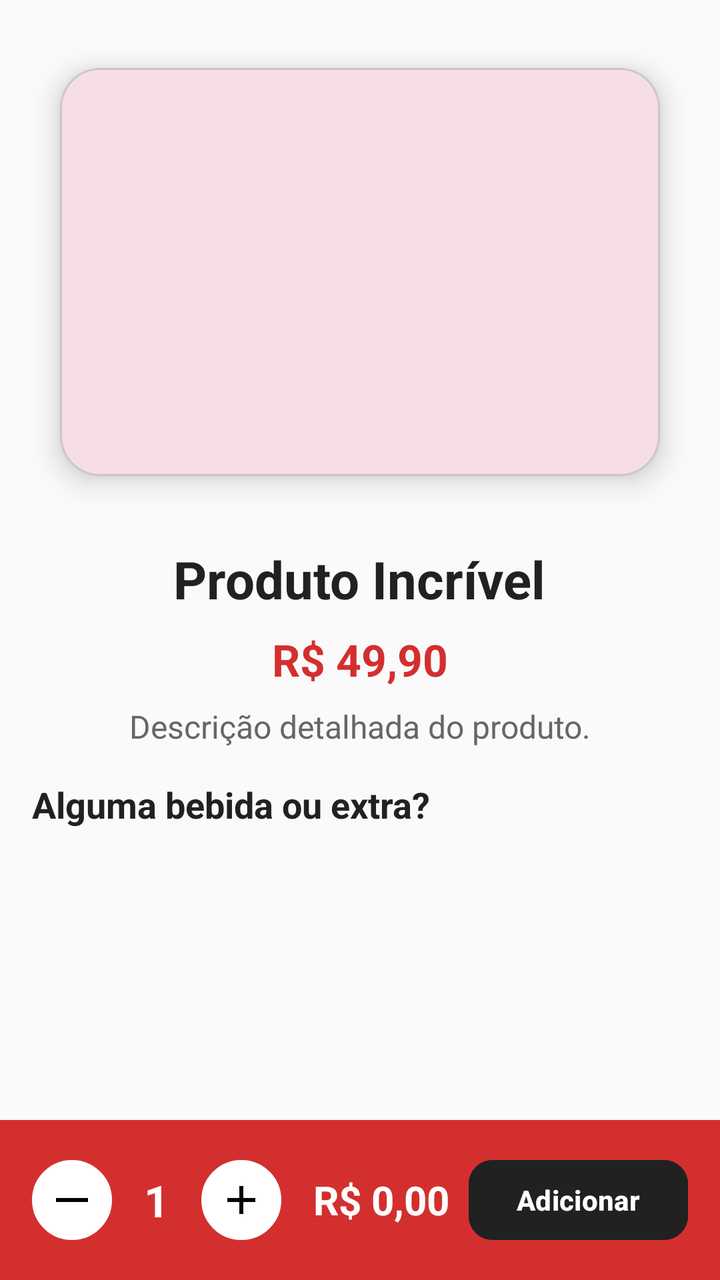
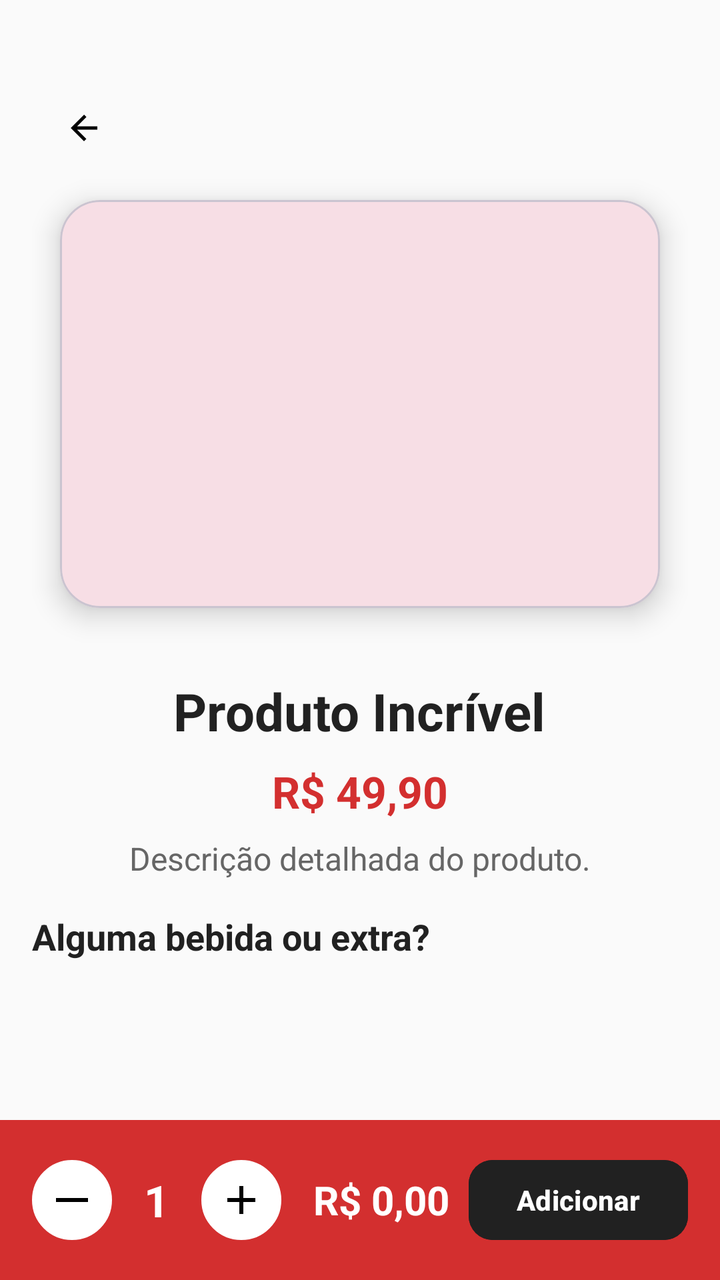

Screens rendered from an Android XML layout before and after an edit, with the pre-edit source and the edit as a unified diff.
<!-- AndroidManifest.xml: application theme Theme.Apkstelladitalia20 -->
<!-- res/layout/activity_detalhes_produto.xml -->
<androidx.coordinatorlayout.widget.CoordinatorLayout
    xmlns:android="http://schemas.android.com/apk/res/android"
    xmlns:app="http://schemas.android.com/apk/res-auto"
    xmlns:tools="http://schemas.android.com/tools"
    android:layout_width="match_parent"
    android:layout_height="match_parent"
    android:background="#FAFAFA"
    tools:context=".activity.DetalhesProdutoActivity">

    <ScrollView
        android:layout_width="match_parent"
        android:layout_height="match_parent"
        android:fillViewport="true">

        <LinearLayout
            android:layout_width="match_parent"
            android:layout_height="wrap_content"
            android:orientation="vertical"
            android:padding="16dp"
            android:gravity="center_horizontal">

            
            <com.google.android.material.card.MaterialCardView
                android:layout_width="match_parent"
                android:layout_height="240dp"
                app:cardCornerRadius="20dp"
                app:cardElevation="8dp"
                app:cardUseCompatPadding="true"
                android:layout_marginBottom="16dp">

                <ImageView
                    android:id="@+id/imagemProduto"
                    android:layout_width="match_parent"
                    android:layout_height="match_parent"
                    android:scaleType="centerCrop"
                    android:contentDescription="Imagem do Produto" />
            </com.google.android.material.card.MaterialCardView>

            
            <TextView
                android:id="@+id/nomeProduto"
                android:layout_width="wrap_content"
                android:layout_height="wrap_content"
                android:text="Produto Incrível"
                android:textSize="26sp"
                android:textStyle="bold"
                android:textColor="#212121"
                android:gravity="center"
                android:layout_marginBottom="8dp" />

            
            <TextView
                android:id="@+id/precoProduto"
                android:layout_width="wrap_content"
                android:layout_height="wrap_content"
                android:text="R$ 49,90"
                android:textSize="22sp"
                android:textStyle="bold"
                android:textColor="#D32F2F"
                android:gravity="center"
                android:layout_marginBottom="8dp" />

            
            <TextView
                android:id="@+id/descricaoProduto"
                android:layout_width="match_parent"
                android:layout_height="wrap_content"
                android:text="Descrição detalhada do produto."
                android:textSize="16sp"
                android:textColor="#666666"
                android:gravity="center"
                android:layout_marginBottom="16dp"
                android:lineSpacingExtra="4dp" />

            
            <TextView
                android:id="@+id/tituloAdicionais"
                android:layout_width="match_parent"
                android:layout_height="wrap_content"
                android:text="Alguma bebida ou extra?"
                android:textSize="18sp"
                android:textStyle="bold"
                android:textColor="#212121"
                android:layout_marginBottom="8dp" />

            
            <androidx.recyclerview.widget.RecyclerView
                android:id="@+id/recyclerAdicionais"
                android:layout_width="match_parent"
                android:layout_height="wrap_content"
                android:paddingBottom="100dp"
                tools:listitem="@layout/item_adicional" />

        </LinearLayout>
    </ScrollView>


    <LinearLayout
        android:layout_width="match_parent"
        android:layout_height="wrap_content"
        android:layout_gravity="bottom"
        android:gravity="center_vertical"
        android:orientation="horizontal"
        android:padding="16dp"
        android:background="#D32F2F">

        
        <ImageButton
            android:id="@+id/btnRemover"
            android:layout_width="40dp"
            android:layout_height="40dp"
            android:backgroundTint="@android:color/white"
            android:background="@drawable/bg_circle_white"
            android:src="@drawable/ic_remove"
            android:contentDescription="Remover item" />

        
        <TextView
            android:id="@+id/quantidadeProduto"
            android:layout_width="wrap_content"
            android:layout_height="wrap_content"
            android:text="1"
            android:textSize="22sp"
            android:textStyle="bold"
            android:textColor="#FFFFFF"
            android:paddingHorizontal="16dp" />

        
        <ImageButton
            android:id="@+id/btnAdicionar"
            android:layout_width="40dp"
            android:layout_height="40dp"
            android:backgroundTint="@android:color/white"
            android:background="@drawable/bg_circle_white"
            android:src="@drawable/ic_add"
            android:contentDescription="Adicionar item" />

        
        <TextView
            android:id="@+id/precoTotal"
            android:layout_width="wrap_content"
            android:layout_height="wrap_content"
            android:text="R$ 0,00"
            android:textSize="20sp"
            android:textStyle="bold"
            android:textColor="#FFFFFF"
            android:layout_marginStart="16dp"
            android:layout_weight="1" />

        
        <Button
            android:id="@+id/btnConfirmarPedido"
            android:layout_width="wrap_content"
            android:layout_height="wrap_content"
            android:text="Adicionar"
            android:textStyle="bold"
            android:textColor="@android:color/white"
            android:backgroundTint="#212121"
            app:cornerRadius="12dp" />
    </LinearLayout>

</androidx.coordinatorlayout.widget.CoordinatorLayout>
<!-- res/layout/item_adicional.xml (included above) -->
<?xml version="1.0" encoding="utf-8"?>
<LinearLayout xmlns:android="http://schemas.android.com/apk/res/android"
    android:layout_width="match_parent"
    android:layout_height="wrap_content"
    android:orientation="horizontal"
    android:padding="16dp"
    android:background="@drawable/bg_card_gourmet"
    android:gravity="center_vertical">

    
    <ImageView
        android:id="@+id/imgAdicional"
        android:layout_width="60dp"
        android:layout_height="60dp"
        android:scaleType="centerCrop"
        android:background="@drawable/bg_categoria_circle"
        android:src="@drawable/ic_bebidas" />

    
    <TextView
        android:id="@+id/txtNomeAdicional"
        android:layout_width="0dp"
        android:layout_height="wrap_content"
        android:layout_weight="1"
        android:paddingStart="12dp"
        android:text="Refrigerante 350ml"
        android:textSize="16sp"
        android:textColor="@android:color/black"
        android:fontFamily="@font/poppins_medium" />

    
    <TextView
        android:id="@+id/txtPrecoAdicional"
        android:layout_width="wrap_content"
        android:layout_height="wrap_content"
        android:text="R$ 4,99"
        android:textSize="14sp"
        android:textColor="@color/colorPrimary"
        android:fontFamily="@font/poppins_medium" />

</LinearLayout>
<!-- resources referenced by this layout -->
<resources>
  <color name="colorPrimary">#C62828</color>
  <!-- drawable bg_card_gourmet (drawable) -->
  <shape xmlns:android="http://schemas.android.com/apk/res/android"
      android:shape="rectangle">
      <solid android:color="#FFFFFF"/>
      <corners android:radius="20dp"/>
      <stroke android:width="1dp" android:color="#E0E0E0"/>
  </shape>
  <!-- drawable bg_categoria_circle (drawable) -->
  <?xml version="1.0" encoding="utf-8"?>
  <shape xmlns:android="http://schemas.android.com/apk/res/android"
      android:shape="oval">
      <solid android:color="#FFF5E9" />
      <size
          android:width="72dp"
          android:height="72dp" />
  </shape>
  <!-- drawable bg_circle_white (drawable) -->
  <shape xmlns:android="http://schemas.android.com/apk/res/android"
      android:shape="oval">
  
      <solid android:color="@android:color/white" />
  
      <size
          android:width="40dp"
          android:height="40dp" />
  
      <stroke
          android:width="1dp"
          android:color="#DDDDDD" />
  </shape>
  <!-- drawable ic_add (drawable) -->
  <vector xmlns:android="http://schemas.android.com/apk/res/android" android:height="24dp" android:tint="#000000" android:viewportHeight="24" android:viewportWidth="24" android:width="24dp">
        
      <path android:fillColor="@android:color/white" android:pathData="M19,13h-6v6h-2v-6H5v-2h6V5h2v6h6v2z"/>
      
  </vector>
  <!-- drawable ic_bebidas (drawable) -->
  <vector xmlns:android="http://schemas.android.com/apk/res/android"
      android:width="24dp" android:height="24dp"
      android:viewportWidth="24" android:viewportHeight="24">
      <path
          android:fillColor="#B00020"
          android:pathData="M8,2v2h8v-2h-8zm1,4l1,14h4l1-14h-6zm2,2h2v10h-2v-10z" />
  </vector>
  <!-- drawable ic_remove (drawable) -->
  <vector xmlns:android="http://schemas.android.com/apk/res/android" android:height="24dp" android:tint="#000000" android:viewportHeight="24" android:viewportWidth="24" android:width="24dp">
        
      <path android:fillColor="@android:color/white" android:fillType="evenOdd" android:pathData="M4,11h16v2h-16z"/>
      
  </vector>
  <style name="Theme.Apkstelladitalia20" parent="Theme.Material3.DayNight.NoActionBar">
          <item name="colorPrimary">@color/colorPrimary</item>
          <item name="colorPrimaryVariant">@color/colorPrimaryDark</item>
          <item name="colorOnPrimary">@android:color/white</item>
          <item name="android:statusBarColor">@color/colorPrimaryDark</item>
          <item name="android:navigationBarColor">@color/colorPrimary</item>
      </style>
  <color name="colorPrimaryDark">#8E0000</color>
</resources>

<!-- the commit's change to res/layout/activity_detalhes_produto.xml (unified diff, before → after) -->
@@ -18,6 +18,13 @@
             android:orientation="vertical"
             android:padding="16dp"
             android:gravity="center_horizontal">
+            <include
+                android:id="@+id/includeToolbar"
+                layout="@layout/toolbar_layout"
+                android:layout_marginTop="30dp"
+                android:layout_width="match_parent"
+                android:layout_height="wrap_content" />
+
 
             
             <com.google.android.material.card.MaterialCardView
@@ -160,6 +167,47 @@
     </LinearLayout>
 
 </androidx.coordinatorlayout.widget.CoordinatorLayout>
+<!-- res/layout/toolbar_layout.xml (included above) -->
+<?xml version="1.0" encoding="utf-8"?>
+<androidx.constraintlayout.widget.ConstraintLayout
+    xmlns:android="http://schemas.android.com/apk/res/android"
+    xmlns:app="http://schemas.android.com/apk/res-auto"
+    android:layout_width="match_parent"
+    android:layout_height="?attr/actionBarSize"
+    android:background="@android:color/transparent"
+    android:paddingStart="8dp"
+    android:paddingEnd="8dp">
+
+    <ImageView
+        android:id="@+id/btnVoltar"
+        android:layout_width="36dp"
+        android:layout_height="36dp"
+        android:padding="8dp"
+        android:src="@drawable/ic_arrow_back"
+        android:contentDescription="Voltar"
+        android:clickable="true"
+        android:focusable="true"
+        android:background="?attr/selectableItemBackgroundBorderless"
+        app:layout_constraintBottom_toBottomOf="parent"
+        app:layout_constraintTop_toTopOf="parent"
+        app:layout_constraintStart_toStartOf="parent"
+        app:tint="@android:color/black" />
+
+
+    <TextView
+        android:id="@+id/toolbarTitle"
+        android:layout_width="wrap_content"
+        android:layout_height="wrap_content"
+
+        android:textSize="20sp"
+        android:textStyle="bold"
+        app:layout_constraintBottom_toBottomOf="parent"
+        app:layout_constraintEnd_toEndOf="parent"
+        app:layout_constraintHorizontal_bias="0.0"
+        app:layout_constraintStart_toEndOf="@id/btnVoltar"
+        app:layout_constraintTop_toTopOf="parent"
+        app:layout_constraintVertical_bias="0.513" />
+</androidx.constraintlayout.widget.ConstraintLayout>
 <!-- res/layout/item_adicional.xml (included above) -->
 <?xml version="1.0" encoding="utf-8"?>
 <LinearLayout xmlns:android="http://schemas.android.com/apk/res/android"
<!-- resource entries referenced after the edit -->
@@ -37,6 +37,12 @@
       <path android:fillColor="@android:color/white" android:pathData="M19,13h-6v6h-2v-6H5v-2h6V5h2v6h6v2z"/>
       
   </vector>
+  <!-- drawable ic_arrow_back (drawable) -->
+  <vector xmlns:android="http://schemas.android.com/apk/res/android" android:autoMirrored="true" android:height="24dp" android:tint="#000000" android:viewportHeight="24" android:viewportWidth="24" android:width="24dp">
+        
+      <path android:fillColor="@android:color/white" android:pathData="M20,11H7.83l5.59,-5.59L12,4l-8,8 8,8 1.41,-1.41L7.83,13H20v-2z"/>
+      
+  </vector>
   <!-- drawable ic_bebidas (drawable) -->
   <vector xmlns:android="http://schemas.android.com/apk/res/android"
       android:width="24dp" android:height="24dp"
